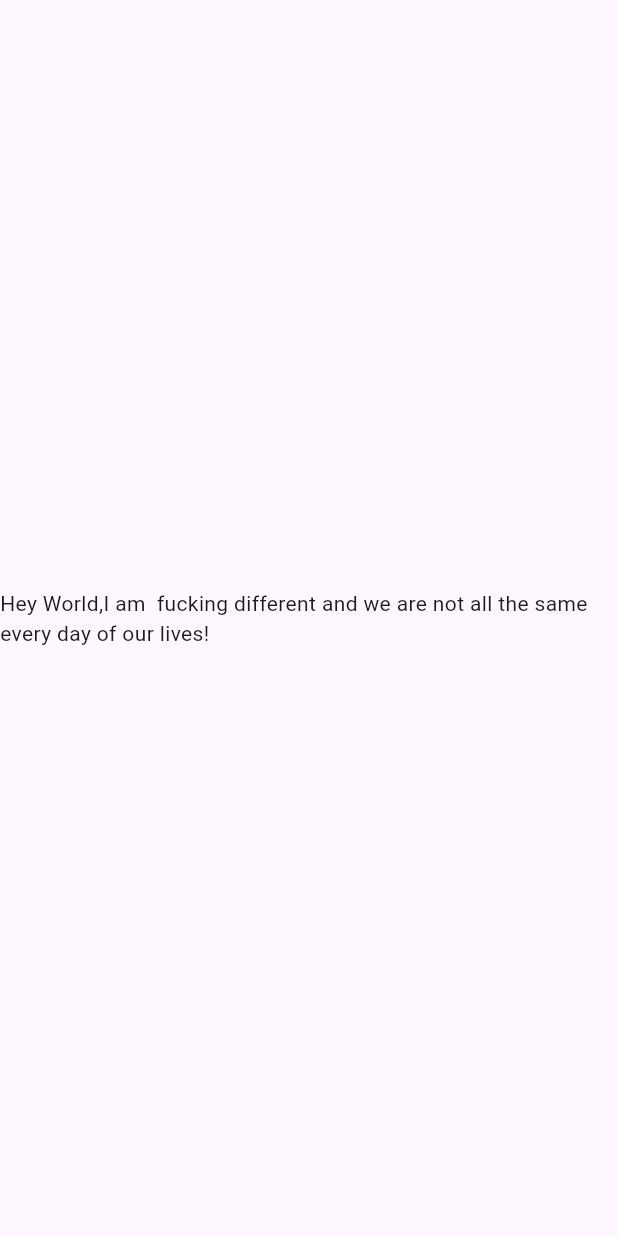
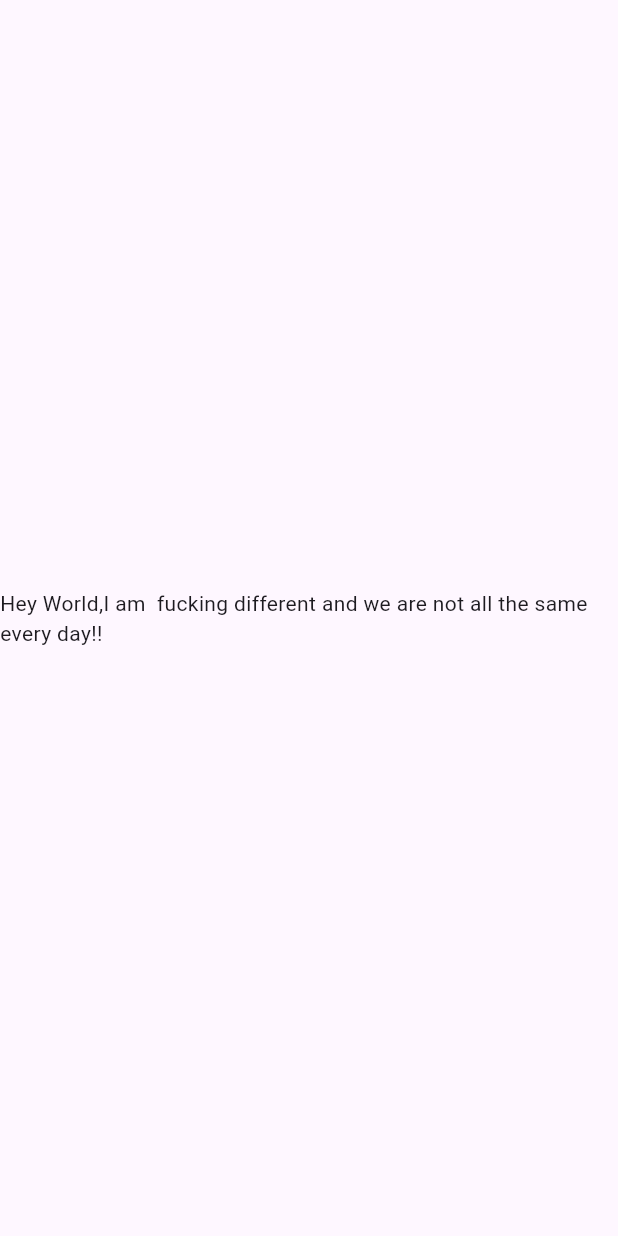
Before and after one commit to champion19/Flight_Hours, a Flutter app: the screen it shows after launch, on a phone screen of 412 x 824 dp. Run offline on Flutter 3.47's test engine with Material 3 defaults, Android fonts, the phone set to English and light mode, and no system bars.

Commit message:
refactor: gradle and flutter

```diff
--- a/lib/main.dart
+++ b/lib/main.dart
@@ -13,7 +13,7 @@ class MainApp extends StatelessWidget {
       home: Scaffold(
         body: Center(
           child: Text(
-              'Hey World,I am  fucking different and we are not all the same every day of our lives!'),
+              'Hey World,I am  fucking different and we are not all the same every day!!'),
         ),
       ),
     );
```
Also changed, not shown: 1 other file.
